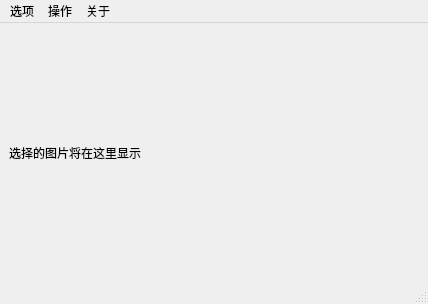
Qt form maingui.ui (sky-wdl/DIP_Program) before a commit.
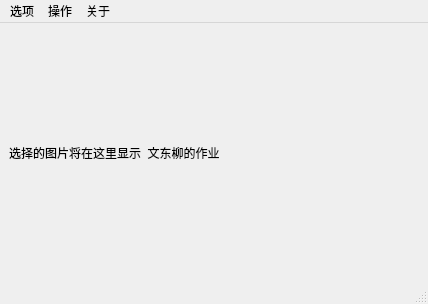
The same form after that commit.

Commit message: 增添功能，继续修复bug

The edit to the form file:
```diff
--- a/maingui.ui
+++ b/maingui.ui
@@ -22,7 +22,7 @@
        <number>-1</number>
       </property>
       <property name="text">
-       <string>选择的图片将在这里显示</string>
+       <string>选择的图片将在这里显示  文东柳的作业</string>
       </property>
      </widget>
     </item>
```
Left out of the diff: 12 changed lines with no effect on the pictures. The commit also changes 2 other files.
